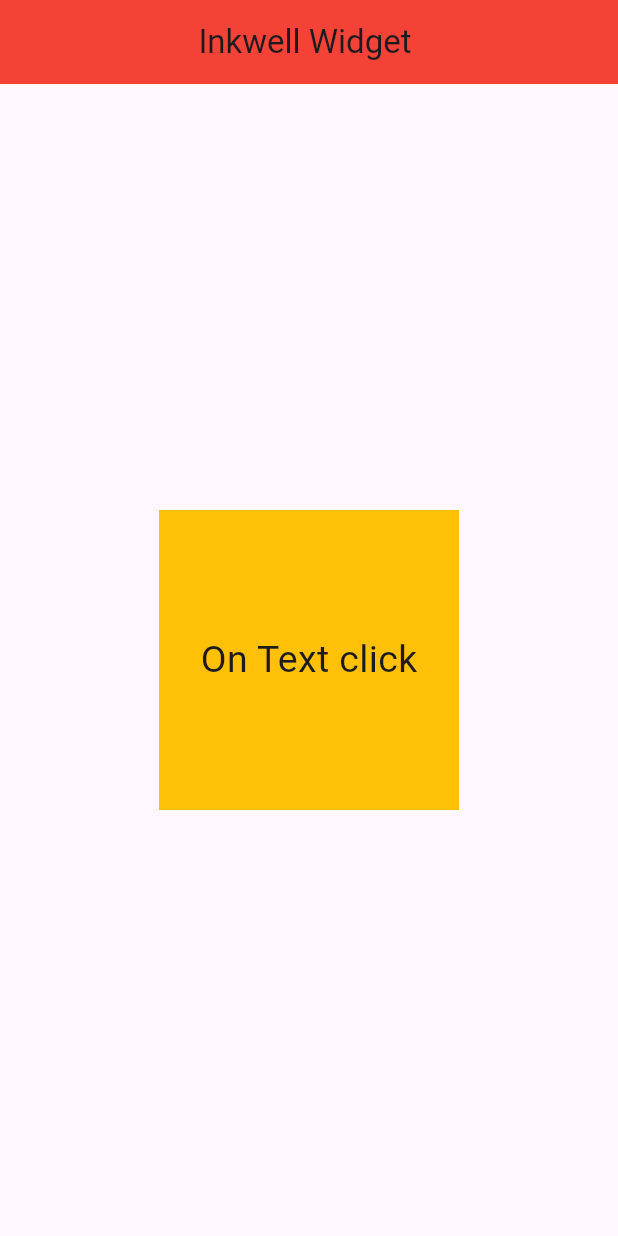
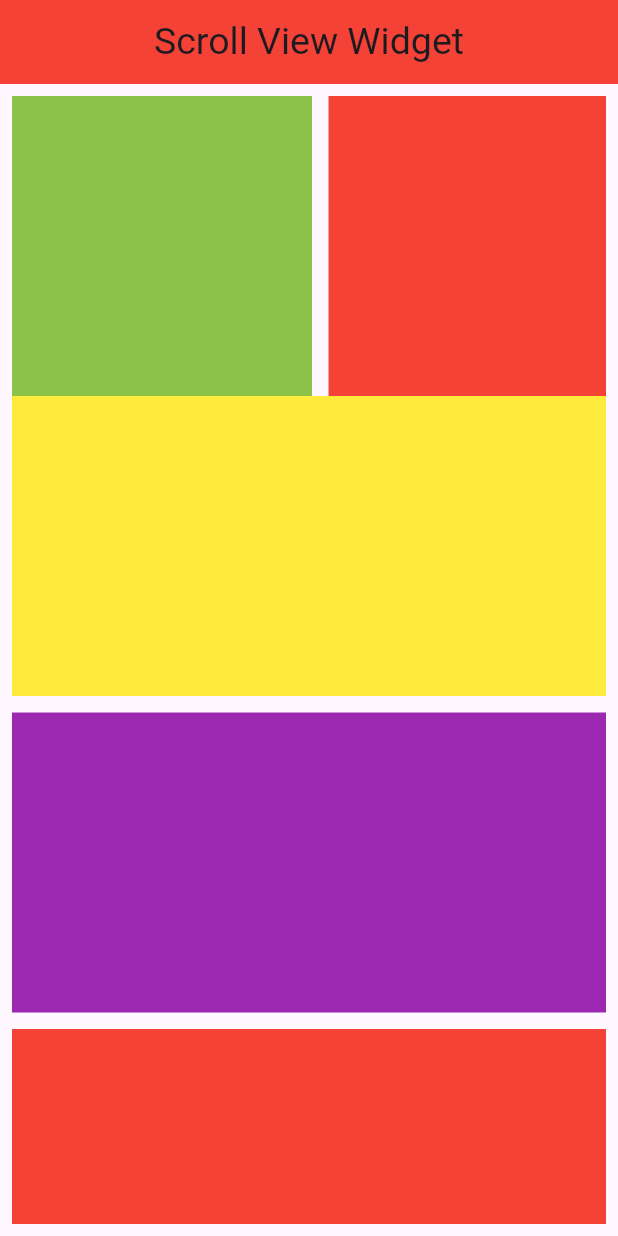
Before and after one commit to BinishaChapagain2/fluttter_home_practice, a Flutter app: the screen it shows after launch, on a phone screen of 412 x 824 dp. Run offline on Flutter 3.47's test engine with Material 3 defaults, Android fonts, the phone set to English and light mode, and no system bars.

Commit message:
singlechildscrollview , and scroll direction

```diff
--- a/lib/main.dart
+++ b/lib/main.dart
@@ -1,5 +1,5 @@
 import 'package:flutter/material.dart';
-import 'package:flutter_practice/Inkwellwidget.dart';
+import 'package:flutter_practice/scrollviews.dart';
 
 void main() {
   runApp(const MyApp());
@@ -33,7 +33,7 @@ class MyApp extends StatelessWidget {
       ),
       debugShowCheckedModeBanner: false,
 
-      home: InkStudy(),
+      home: Scrollviews(),
     );
   }
 }
--- /dev/null
+++ b/lib/scrollviews.dart
@@ -0,0 +1,98 @@
+import 'package:flutter/material.dart';
+
+class Scrollviews extends StatelessWidget {
+  const Scrollviews({super.key});
+
+  @override
+  Widget build(BuildContext context) {
+    return Scaffold(
+      appBar: AppBar(
+        title: Text("Scroll View Widget", style: TextStyle(fontSize: 25)),
+        centerTitle: true,
+        backgroundColor: Colors.red,
+      ),
+      body: Padding(
+        padding: const EdgeInsets.all(8.0),
+        child: SingleChildScrollView(
+          child: Column(
+            children: [
+              SingleChildScrollView(
+                scrollDirection: Axis.horizontal,
+                child: Row(
+                  children: [
+                    Container(
+                      height: 200,
+                      width: 200,
+                      color: Colors.lightGreen,
+                      margin: EdgeInsets.only(right: 11),
+                    ),
+                    Container(
+                      height: 200,
+                      width: 200,
+                      color: Colors.red,
+                      margin: EdgeInsets.only(right: 11),
+                    ),
+                    Container(
+                      height: 200,
+                      width: 200,
+                      color: Colors.purple,
+                      margin: EdgeInsets.only(right: 11),
+                    ),
+                    Container(
+                      height: 200,
+                      width: 200,
+                      color: Colors.blue,
+                      margin: EdgeInsets.only(right: 11),
+                    ),
+                  ],
+                ),
+              ),
+              Container(
+                height: 200,
+
+                color: Colors.yellow,
+                margin: EdgeInsets.only(bottom: 11),
+              ),
+              Container(
+                height: 200,
+
+                color: Colors.purple,
+                margin: EdgeInsets.only(bottom: 11),
+              ),
+              Container(
+                height: 200,
+
+                color: Colors.red,
+                margin: EdgeInsets.only(bottom: 11),
+              ),
+              Container(
+                height: 200,
+
+                color: Colors.blue,
+                margin: EdgeInsets.only(bottom: 11),
+              ),
+              Container(
+                height: 200,
+
+                color: Colors.purple,
+                margin: EdgeInsets.only(bottom: 11),
+              ),
+              Container(
+                height: 200,
+
+                color: Colors.red,
+                margin: EdgeInsets.only(bottom: 11),
+              ),
+              Container(
+                height: 200,
+
+                color: Colors.blue,
+                margin: EdgeInsets.only(bottom: 11),
+              ),
+            ],
+          ),
+        ),
+      ),
+    );
+  }
+}
```
